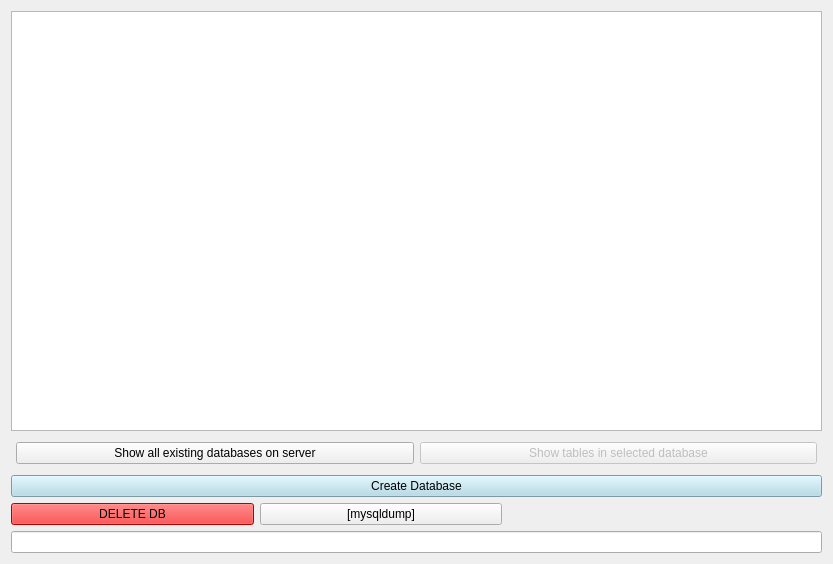
First picture: the form in databases.ui, repository TiReks33/adb-explorer, before the edit.
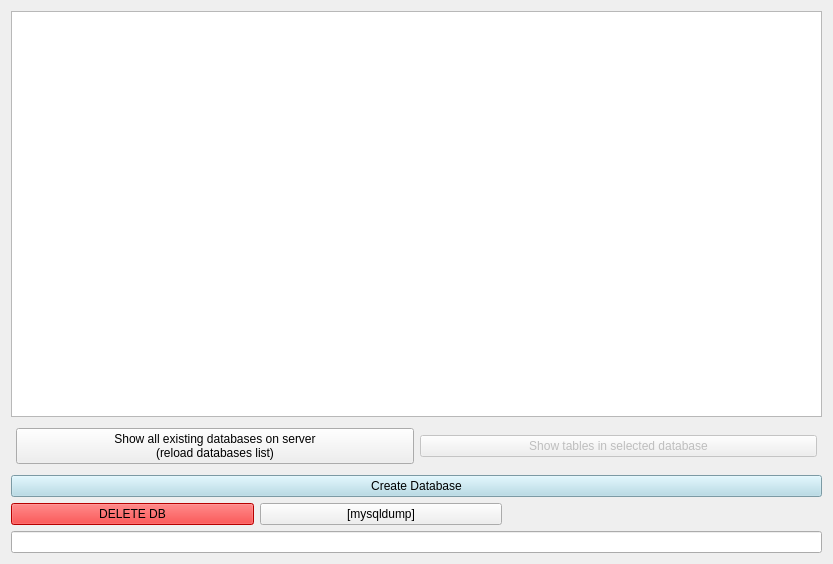
Second picture: the form after the edit.

Patch:
```diff
--- a/databases.ui
+++ b/databases.ui
@@ -45,7 +45,8 @@
      <item>
       <widget class="QPushButton" name="showDB_button">
        <property name="text">
-        <string>Show all existing databases on server</string>
+        <string>Show all existing databases on server
+(reload databases list)</string>
        </property>
       </widget>
      </item>
```
